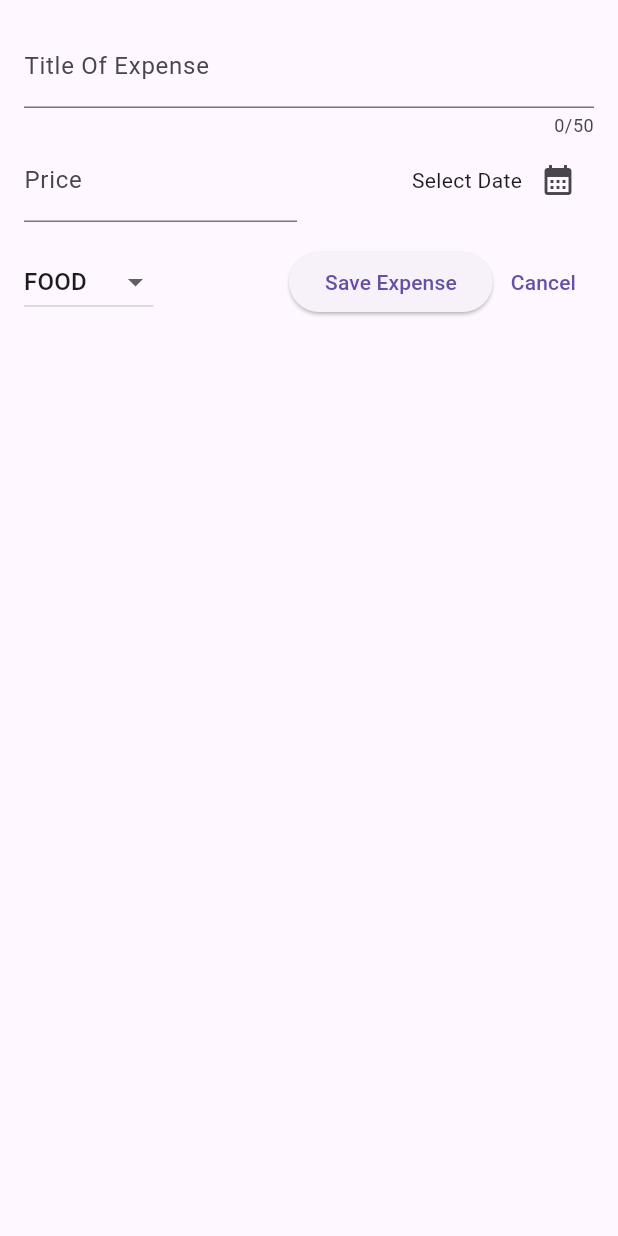
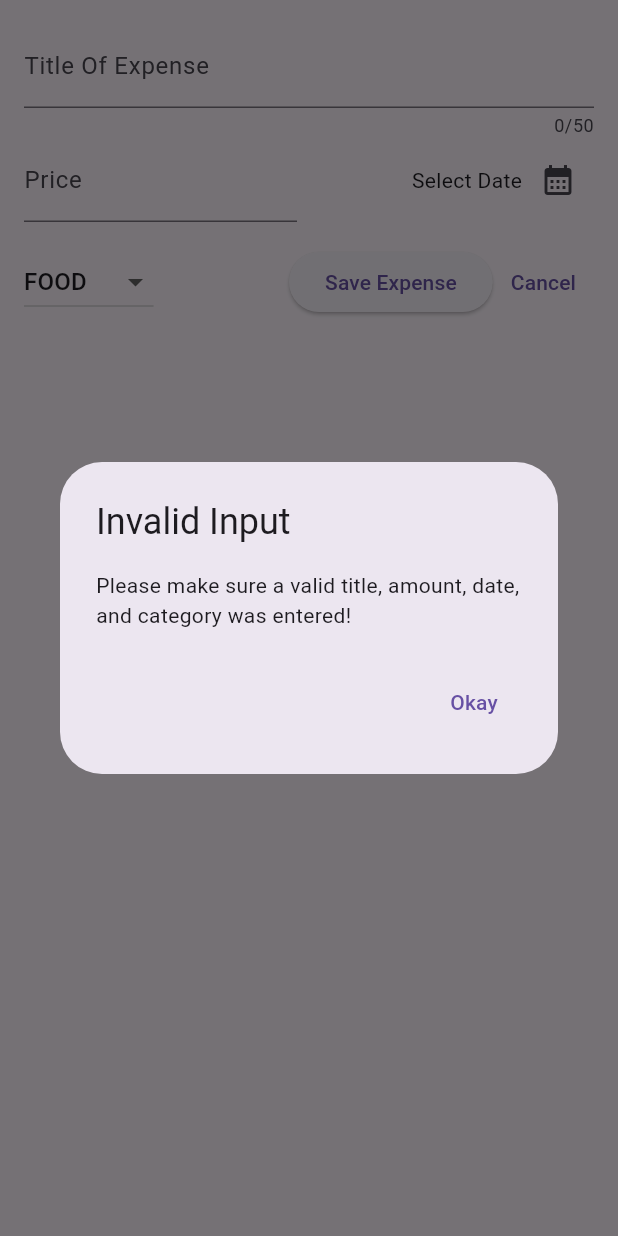
Before and after one commit to tristantanjh/FlutterAndDartGuide2023, a Flutter app: the NewExpense widget shown alone on an empty page, opened directly, after a tap on "Save Expense", on a phone screen of 412 x 824 dp. Run offline on Flutter 3.47's test engine with Material 2 defaults, Android fonts, the phone set to English and light mode, and no system bars; our stand-ins replace google_fonts.

Commit message:
Validate expense input

```diff
--- a/expense_tracker/lib/widgets/new_expense.dart
+++ b/expense_tracker/lib/widgets/new_expense.dart
@@ -41,6 +41,32 @@ class _NewExpenseState extends State<NewExpense> {
     setState(() {
       _chosenDate = userDate;
     });
+  }
+
+  void _submitExpense() {
+    final enteredTitle = _titleController.text;
+    final enteredPrice = double.tryParse(_priceController.text);
+    if (enteredTitle.trim().isEmpty ||
+        enteredPrice == null ||
+        enteredPrice <= 0 ||
+        _chosenDate == null) {
+      showDialog(
+          context: context,
+          builder: (ctx) => AlertDialog(
+                title: const Text('Invalid Input'),
+                content: const Text(
+                    'Please make sure a valid title, amount, date, and category was entered!'),
+                actions: [
+                  TextButton(
+                    onPressed: () {
+                      Navigator.pop(ctx);
+                    },
+                    child: const Text('Okay'),
+                  )
+                ],
+              ));
+      return;
+    }
   }
 
   @override
@@ -115,9 +141,7 @@ class _NewExpenseState extends State<NewExpense> {
               ),
               const Spacer(),
               ElevatedButton(
-                onPressed: () {
-                  print(_titleController.text);
-                },
+                onPressed: _submitExpense,
                 child: const Text('Save Expense'),
               ),
               TextButton(
```
